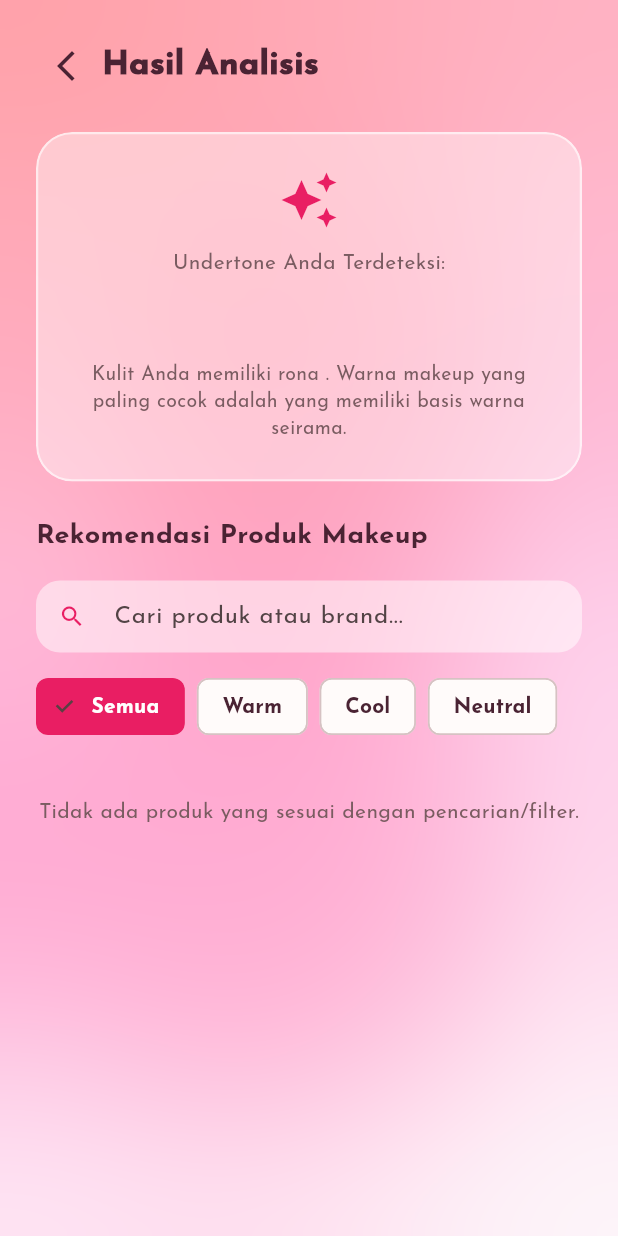
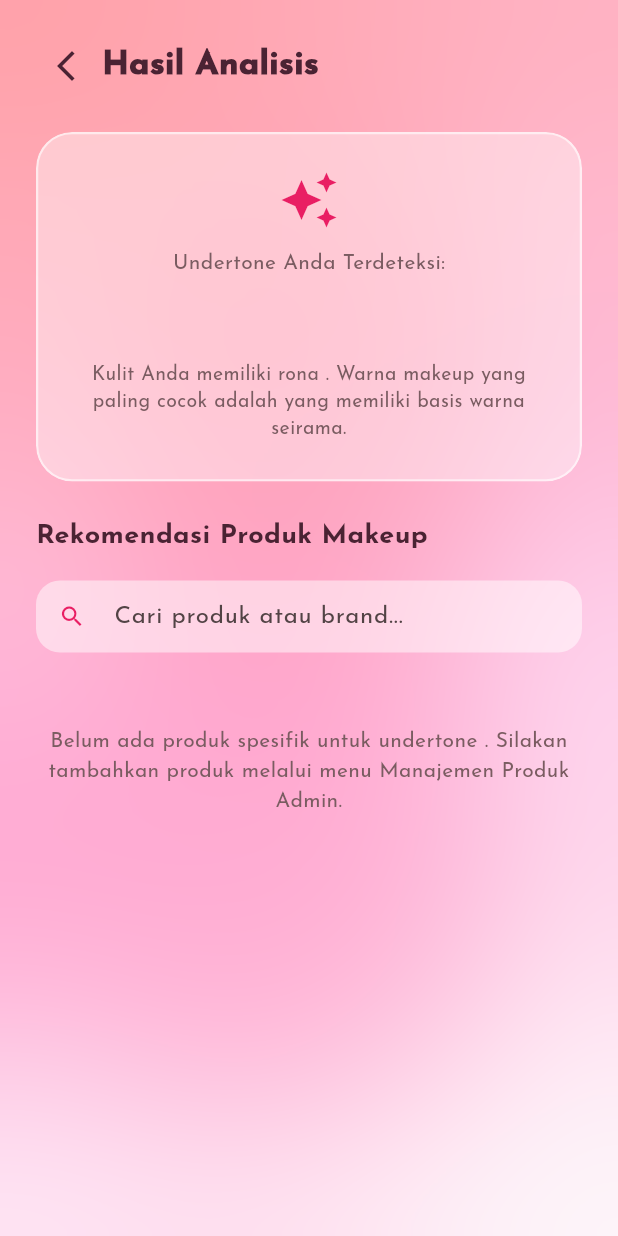
Before and after one commit to Chrsyls/ToneMatch, a Flutter app: the ResultScreen screen opened directly with empty values, on a phone screen of 412 x 824 dp. Run offline on Flutter 3.47's test engine with Material 3 defaults, Android fonts, the phone set to English and light mode, and no system bars; our stand-ins replace camera, firebase_core, google_fonts, image_picker; accounts and stored records are empty; generated files the repository leaves out were written again; network calls fail.

Commit message:
bug fix halaman result analisis

```diff
--- a/lib/screens/result_screen.dart
+++ b/lib/screens/result_screen.dart
@@ -25,9 +25,7 @@ class _ResultScreenState extends State<ResultScreen> {
   bool _isLoading = true;
   final String baseUrl = 'http://10.4.89.111:8000';
 
-  // Controller untuk fitur pencarian & filter kategori
   final TextEditingController _searchController = TextEditingController();
-  String _selectedFilter = 'all'; // 'all', 'warm', 'cool', 'neutral'
 
   @override
   void initState() {
@@ -52,7 +50,12 @@ class _ResultScreenState extends State<ResultScreen> {
         final data = json.decode(response.body);
         if (data['success'] == true) {
           setState(() {
-            _recommendations = data['data'] ?? [];
+            // Memastikan data yang masuk murni sesuai undertone terdeteksi
+            final targetTone = widget.detectedUndertone.toLowerCase();
+            _recommendations = (data['data'] ?? []).where((prod) {
+              final prodTone = (prod['undertone'] ?? '').toString().toLowerCase();
+              return prodTone == targetTone;
+            }).toList();
             _filteredRecommendations = _recommendations;
           });
         }
@@ -66,19 +69,13 @@ class _ResultScreenState extends State<ResultScreen> {
     }
   }
 
-  // Logika Filter & Pencarian Real-Time (Fitur 2)
   void _filterProducts() {
     final query = _searchController.text.toLowerCase();
     setState(() {
       _filteredRecommendations = _recommendations.where((prod) {
         final name = (prod['product_name'] ?? '').toLowerCase();
         final brand = (prod['brand'] ?? '').toLowerCase();
-        final undertone = (prod['undertone'] ?? widget.detectedUndertone).toLowerCase();
-
-        final matchesSearch = name.contains(query) || brand.contains(query);
-        final matchesFilter = _selectedFilter == 'all' || undertone == _selectedFilter;
-
-        return matchesSearch && matchesFilter;
+        return name.contains(query) || brand.contains(query);
       }).toList();
     });
   }
@@ -117,7 +114,6 @@ class _ResultScreenState extends State<ResultScreen> {
     return currencyFormatter.format(parsedPrice);
   }
 
-  // Bottom Sheet Detail Produk (Fitur 3)
   void _showProductDetail(Map<String, dynamic> prod) {
     final imageUrl = prod['image_url'];
     final productName = prod['product_name'] ?? 'Makeup Item';
@@ -176,16 +172,14 @@ class _ResultScreenState extends State<ResultScreen> {
                 style: const TextStyle(color: Color(0xFF7A5C61), height: 1.4),
               ),
               const SizedBox(height: 24),
-              ElevatedButton.styleFrom(backgroundColor: const Color(0xFFE91E63)).runtimeType == Object
-                  ? ElevatedButton(
+              ElevatedButton(
                 style: ElevatedButton.styleFrom(backgroundColor: const Color(0xFFE91E63), minimumSize: const Size(double.infinity, 50)),
                 onPressed: () {
                   Navigator.pop(context);
                   _toggleSaveProduct(prod['product_id'].toString(), prod['is_saved'] ?? false);
                 },
                 child: const Text('Simpan ke Favorit ❤️', style: TextStyle(color: Colors.white, fontWeight: FontWeight.bold)),
-                    )
-                  : Container(),
+              ),
               const SizedBox(height: 12),
             ],
           ),
@@ -197,6 +191,7 @@ class _ResultScreenState extends State<ResultScreen> {
   @override
   Widget build(BuildContext context) {
     String undertoneTitle = widget.detectedUndertone.toUpperCase();
+    final userPhotoUrl = widget.imagePath != null ? '$baseUrl/${widget.imagePath}' : null;
 
     return Scaffold(
       body: Stack(
@@ -222,7 +217,7 @@ class _ResultScreenState extends State<ResultScreen> {
                   child: ListView(
                     padding: const EdgeInsets.symmetric(horizontal: 24),
                     children: [
-                      // Card Profil Undertone
+                      // Card Profil Undertone dengan Foto User
                       ClipRRect(
                         borderRadius: BorderRadius.circular(24),
                         child: BackdropFilter(
@@ -236,8 +231,26 @@ class _ResultScreenState extends State<ResultScreen> {
                             ),
                             child: Column(
                               children: [
+                                if (userPhotoUrl != null) ...[
+                                  Container(
+                                    width: 80, height: 80,
+                                    decoration: BoxDecoration(
+                                      shape: BoxShape.circle,
+                                      border: Border.all(color: const Color(0xFFE91E63), width: 2),
+                                    ),
+                                    child: ClipOval(
+                                      child: Image.network(
+                                        userPhotoUrl,
+                                        fit: BoxFit.cover,
+                                        errorBuilder: (c, e, s) => const Icon(Icons.person, size: 40, color: Color(0xFFE91E63)),
+                                      ),
+                                    ),
+                                  ),
+                                  const SizedBox(height: 16),
+                                ] else ...[
                                   const Icon(Icons.auto_awesome, size: 40, color: Color(0xFFE91E63)),
                                   const SizedBox(height: 12),
+                                ],
                                 const Text('Undertone Anda Terdeteksi:', style: TextStyle(color: Color(0xFF7A5C61), fontSize: 14)),
                                 const SizedBox(height: 4),
                                 Text(undertoneTitle, style: const TextStyle(fontSize: 28, fontWeight: FontWeight.w900, color: Color(0xFF4A2333))),
@@ -256,7 +269,7 @@ class _ResultScreenState extends State<ResultScreen> {
                       const Text('Rekomendasi Produk Makeup', style: TextStyle(fontSize: 18, fontWeight: FontWeight.bold, color: Color(0xFF4A2333))),
                       const SizedBox(height: 16),
 
-                      // Kolom Pencarian Produk (Fitur 2)
+                      // Kolom Pencarian Produk
                       TextField(
                         controller: _searchController,
                         decoration: InputDecoration(
@@ -268,35 +281,24 @@ class _ResultScreenState extends State<ResultScreen> {
                           isDense: true,
                         ),
                       ),
-                      const SizedBox(height: 12),
+                      const SizedBox(height: 20),
 
-                      // Tombol Filter Kategori Undertone (Fitur 2)
-                      SingleChildScrollView(
-                        scrollDirection: Axis.horizontal,
-                        child: Row(
-                          children: [
-                            _buildFilterChip('Semua', 'all'),
-                            const SizedBox(width: 8),
-                            _buildFilterChip('Warm', 'warm'),
-                            const SizedBox(width: 8),
-                            _buildFilterChip('Cool', 'cool'),
-                            const SizedBox(width: 8),
-                            _buildFilterChip('Neutral', 'neutral'),
-                          ],
-                        ),
-                      ),
-                      const SizedBox(height: 16),
-
-                      // Area Rekomendasi
+                      // Area Rekomendasi Murni Sesuai Undertone
                       _isLoading
                           ? const Padding(
                               padding: EdgeInsets.symmetric(vertical: 40),
                               child: Center(child: CircularProgressIndicator(color: Color(0xFFE91E63))),
                             )
                           : _filteredRecommendations.isEmpty
-                              ? const Padding(
-                                  padding: EdgeInsets.symmetric(vertical: 20),
-                                  child: Center(child: Text('Tidak ada produk yang sesuai dengan pencarian/filter.', style: TextStyle(color: Color(0xFF7A5C61)))),
+                              ? Padding(
+                                  padding: const EdgeInsets.symmetric(vertical: 30),
+                                  child: Center(
+                                    child: Text(
+                                      'Belum ada produk spesifik untuk undertone $undertoneTitle. Silakan tambahkan produk melalui menu Manajemen Produk Admin.',
+                                      textAlign: TextAlign.center,
+                                      style: const TextStyle(color: Color(0xFF7A5C61), height: 1.4),
+                                    ),
+                                  ),
                                 )
                               : ListView.builder(
                                   shrinkWrap: true,
@@ -315,7 +317,6 @@ class _ResultScreenState extends State<ResultScreen> {
                                         border: Border.all(color: Colors.white, width: 1),
                                       ),
                                       child: ListTile(
-                                        // Saat diklik membuka detail produk (Fitur 3)
                                         onTap: () => _showProductDetail(prod),
                                         leading: ClipRRect(
                                           borderRadius: BorderRadius.circular(10),
@@ -348,21 +349,4 @@ class _ResultScreenState extends State<ResultScreen> {
       ),
     );
   }
-
-  Widget _buildFilterChip(String label, String value) {
-    bool isSelected = _selectedFilter == value;
-    return ChoiceChip(
-      label: Text(label),
-      selected: isSelected,
-      selectedColor: const Color(0xFFE91E63),
-      backgroundColor: Colors.white.withOpacity(0.4),
-      labelStyle: TextStyle(color: isSelected ? Colors.white : const Color(0xFF4A2333), fontWeight: FontWeight.bold),
-      onSelected: (bool selected) {
-        setState(() {
-          _selectedFilter = value;
-          _filterProducts();
-        });
-      },
-    );
 }
-}
```
Also changed, not shown: 1 other file. Lines whose indentation alone changed are shown as unchanged.
